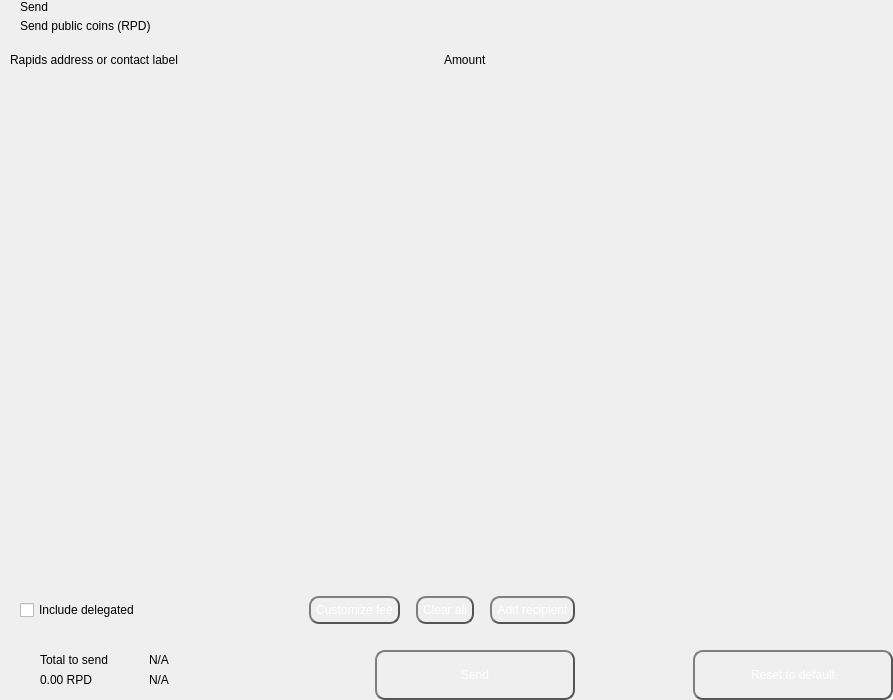
Above: src/qt/rapids/forms/send.ui from MotoAcidic/Rapids before the change. Below: the same form after it.
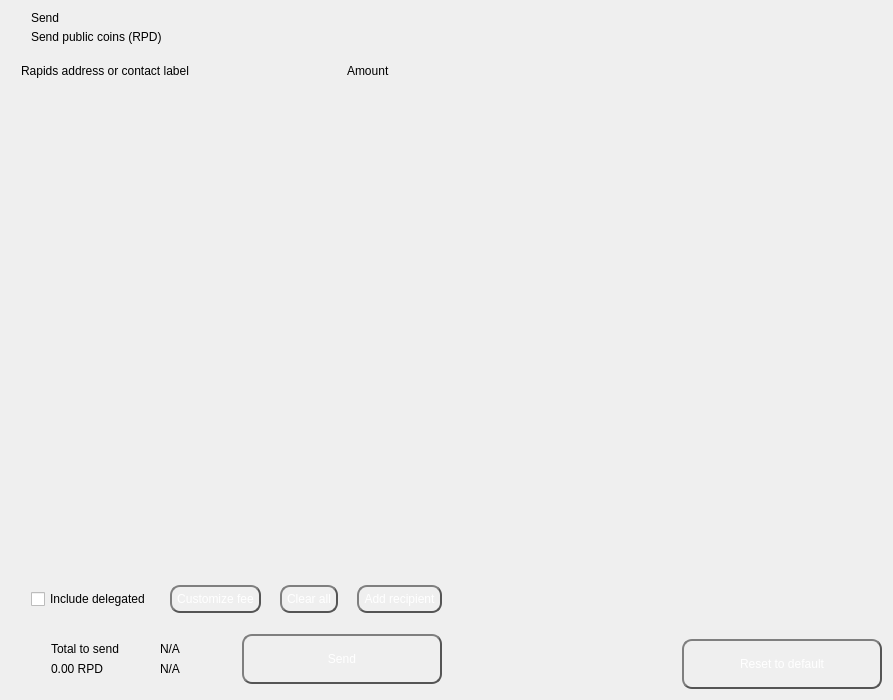
That is the form after the change. Custom widgets are drawn as their Qt base class.

What changed in the file:
```diff
--- a/src/qt/rapids/forms/send.ui
+++ b/src/qt/rapids/forms/send.ui
@@ -13,23 +13,8 @@
   <property name="windowTitle">
    <string>Form</string>
   </property>
-  <layout class="QHBoxLayout" name="horizontalLayout_2" stretch="2,1">
-   <property name="spacing">
-    <number>0</number>
-   </property>
-   <property name="leftMargin">
-    <number>0</number>
-   </property>
-   <property name="topMargin">
-    <number>0</number>
-   </property>
-   <property name="rightMargin">
-    <number>0</number>
-   </property>
-   <property name="bottomMargin">
-    <number>0</number>
-   </property>
-   <item>
+  <layout class="QGridLayout" name="gridLayout">
+   <item row="0" column="0">
     <widget class="QWidget" name="left" native="true">
      <layout class="QVBoxLayout" name="verticalLayout_3">
       <property name="spacing">
@@ -70,27 +55,6 @@
             </property>
             <item>
              <widget class="QLabel" name="labelTitle">
-              <property name="styleSheet">
-               <string notr="true">QLabel {
-color: #fff;
-border: 2px solid #555;
-border-radius: 10px;
-border-style: outset;
-background: qradialgradient(
-cx: 0.3, cy: -0.4, fx: 0.3, fy: -0.4,
-radius: 1.35, stop: 0 #FF5533, stop: 1 #FF5533
-);
-padding: 5px;
-}
-
-QPushButton:hover {
-background: qradialgradient(
-cx: 0.3, cy: -0.4, fx: 0.3, fy: -0.4,
-radius: 1.35, stop: 0 #FF9333, stop: 1 #FF9333
-);
-}
-margin-left:8px;</string>
-              </property>
               <property name="text">
                <string>Send</string>
               </property>
@@ -101,27 +65,6 @@
             </item>
             <item>
              <widget class="QLabel" name="labelSubtitle1">
-              <property name="styleSheet">
-               <string notr="true">QLabel {
-color: #fff;
-border: 2px solid #555;
-border-radius: 10px;
-border-style: outset;
-background: qradialgradient(
-cx: 0.3, cy: -0.4, fx: 0.3, fy: -0.4,
-radius: 1.35, stop: 0 #FF5533, stop: 1 #FF5533
-);
-padding: 5px;
-}
-
-QPushButton:hover {
-background: qradialgradient(
-cx: 0.3, cy: -0.4, fx: 0.3, fy: -0.4,
-radius: 1.35, stop: 0 #FF9333, stop: 1 #FF9333
-);
-}
-margin-left:8px;</string>
-              </property>
               <property name="text">
                <string>Send public coins (RPD)</string>
               </property>
@@ -216,7 +159,7 @@
             <property name="sizeHint" stdset="0">
              <size>
               <width>40</width>
-              <height>1</height>
+              <height>13</height>
              </size>
             </property>
            </spacer>
@@ -367,7 +310,7 @@
             </property>
             <property name="sizeHint" stdset="0">
              <size>
-              <width>10</width>
+              <width>13</width>
               <height>20</height>
              </size>
             </property>
@@ -413,7 +356,7 @@
             </property>
             <property name="sizeHint" stdset="0">
              <size>
-              <width>10</width>
+              <width>13</width>
               <height>20</height>
              </size>
             </property>
@@ -462,7 +405,7 @@
             </property>
             <property name="sizeHint" stdset="0">
              <size>
-              <width>10</width>
+              <width>13</width>
               <height>20</height>
              </size>
             </property>
@@ -597,27 +540,6 @@
                      </property>
                      <item>
                       <widget class="QLabel" name="labelTitleTotalSend">
-                       <property name="styleSheet">
-                        <string notr="true">QLabel {
-color: #fff;
-border: 2px solid #555;
-border-radius: 10px;
-border-style: outset;
-background: qradialgradient(
-cx: 0.3, cy: -0.4, fx: 0.3, fy: -0.4,
-radius: 1.35, stop: 0 #FF5533, stop: 1 #FF5533
-);
-padding: 5px;
-}
-
-QPushButton:hover {
-background: qradialgradient(
-cx: 0.3, cy: -0.4, fx: 0.3, fy: -0.4,
-radius: 1.35, stop: 0 #FF9333, stop: 1 #FF9333
-);
-}
-margin-left:8px;</string>
-                       </property>
                        <property name="text">
                         <string>Total to send</string>
                        </property>
@@ -625,27 +547,6 @@
                      </item>
                      <item>
                       <widget class="QLabel" name="labelAmountSend">
-                       <property name="styleSheet">
-                        <string notr="true">QLabel {
-color: #fff;
-border: 2px solid #555;
-border-radius: 10px;
-border-style: outset;
-background: qradialgradient(
-cx: 0.3, cy: -0.4, fx: 0.3, fy: -0.4,
-radius: 1.35, stop: 0 #FF5533, stop: 1 #FF5533
-);
-padding: 5px;
-}
-
-QPushButton:hover {
-background: qradialgradient(
-cx: 0.3, cy: -0.4, fx: 0.3, fy: -0.4,
-radius: 1.35, stop: 0 #FF9333, stop: 1 #FF9333
-);
-}
-margin-left:8px;</string>
-                       </property>
                        <property name="text">
                         <string notr="true">0.00 RPD</string>
                        </property>
@@ -711,27 +612,6 @@
                      </property>
                      <item>
                       <widget class="QLabel" name="labelTitleTotalRemaining">
-                       <property name="styleSheet">
-                        <string notr="true">QLabel {
-color: #fff;
-border: 2px solid #555;
-border-radius: 10px;
-border-style: outset;
-background: qradialgradient(
-cx: 0.3, cy: -0.4, fx: 0.3, fy: -0.4,
-radius: 1.35, stop: 0 #FF5533, stop: 1 #FF5533
-);
-padding: 5px;
-}
-
-QPushButton:hover {
-background: qradialgradient(
-cx: 0.3, cy: -0.4, fx: 0.3, fy: -0.4,
-radius: 1.35, stop: 0 #FF9333, stop: 1 #FF9333
-);
-}
-margin-left:8px;</string>
-                       </property>
                        <property name="text">
                         <string notr="true">N/A</string>
                        </property>
@@ -739,27 +619,6 @@
                      </item>
                      <item>
                       <widget class="QLabel" name="labelAmountRemaining">
-                       <property name="styleSheet">
-                        <string notr="true">QLabel {
-color: #fff;
-border: 2px solid #555;
-border-radius: 10px;
-border-style: outset;
-background: qradialgradient(
-cx: 0.3, cy: -0.4, fx: 0.3, fy: -0.4,
-radius: 1.35, stop: 0 #FF5533, stop: 1 #FF5533
-);
-padding: 5px;
-}
-
-QPushButton:hover {
-background: qradialgradient(
-cx: 0.3, cy: -0.4, fx: 0.3, fy: -0.4,
-radius: 1.35, stop: 0 #FF9333, stop: 1 #FF9333
-);
-}
-margin-left:8px;</string>
-                       </property>
                        <property name="text">
                         <string notr="true">N/A</string>
                        </property>
@@ -793,7 +652,7 @@
             </property>
            </spacer>
           </item>
-          <item alignment="Qt::AlignBottom">
+          <item>
            <widget class="QPushButton" name="pushButtonSave">
             <property name="minimumSize">
              <size>
@@ -842,7 +701,7 @@
      </layout>
     </widget>
    </item>
-   <item>
+   <item row="0" column="1">
     <widget class="QWidget" name="right" native="true">
      <layout class="QVBoxLayout" name="verticalLayout_5">
       <property name="leftMargin">
```
Left out of the diff: 2 changed lines with no effect on the pictures.
